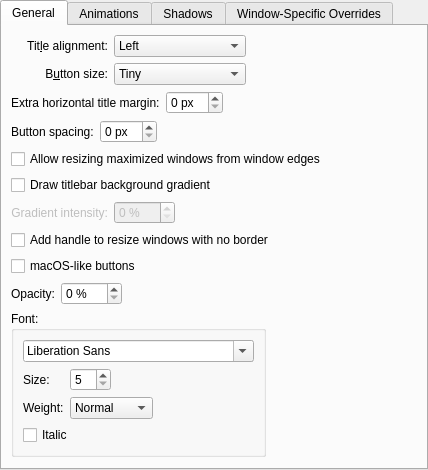
Before: the Qt Designer form config/ui/breezeconfigurationui.ui in tsujan/BreezeEnhanced, drawn with Qt 5.
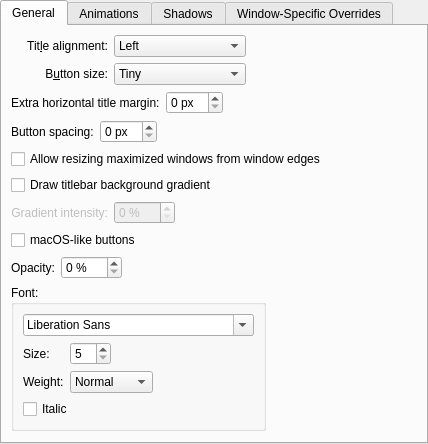
After: the same form once the commit is applied. Custom widgets are drawn as their Qt base class.

```diff
--- a/config/ui/breezeconfigurationui.ui
+++ b/config/ui/breezeconfigurationui.ui
@@ -222,20 +222,13 @@
         </widget>
        </item>
        <item row="7" column="0" colspan="3">
-        <widget class="QCheckBox" name="drawSizeGrip">
-         <property name="text">
-          <string>Add handle to resize windows with no border</string>
-         </property>
-        </widget>
-       </item>
-       <item row="8" column="0" colspan="3">
         <widget class="QCheckBox" name="macOSButtons">
          <property name="text">
           <string>macOS-like buttons</string>
          </property>
         </widget>
        </item>
-       <item row="9" column="0" colspan="3">
+       <item row="8" column="0" colspan="3">
         <layout class="QGridLayout" name="gridLayout_2" columnstretch="0,0,0,1">
          <item row="0" column="0">
           <widget class="QLabel" name="label_6">
@@ -375,7 +368,7 @@
          </item>
         </layout>
        </item>
-       <item row="10" column="0" colspan="3">
+       <item row="9" column="0" colspan="3">
         <spacer name="verticalSpacer">
          <property name="orientation">
           <enum>Qt::Vertical</enum>
```
